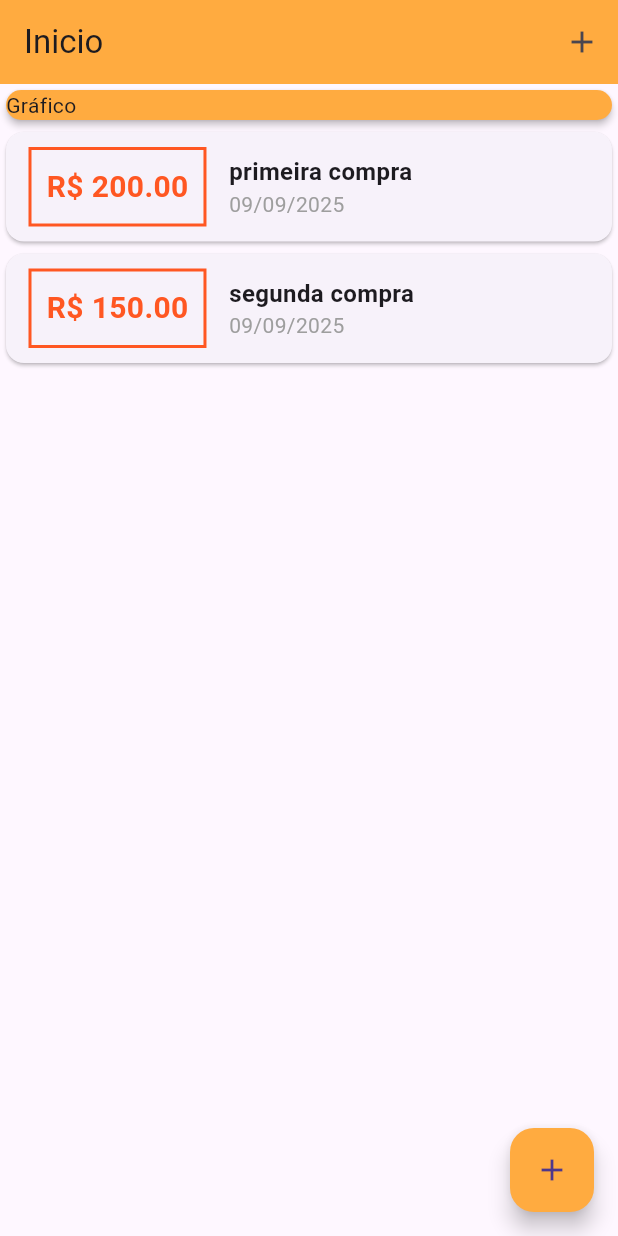
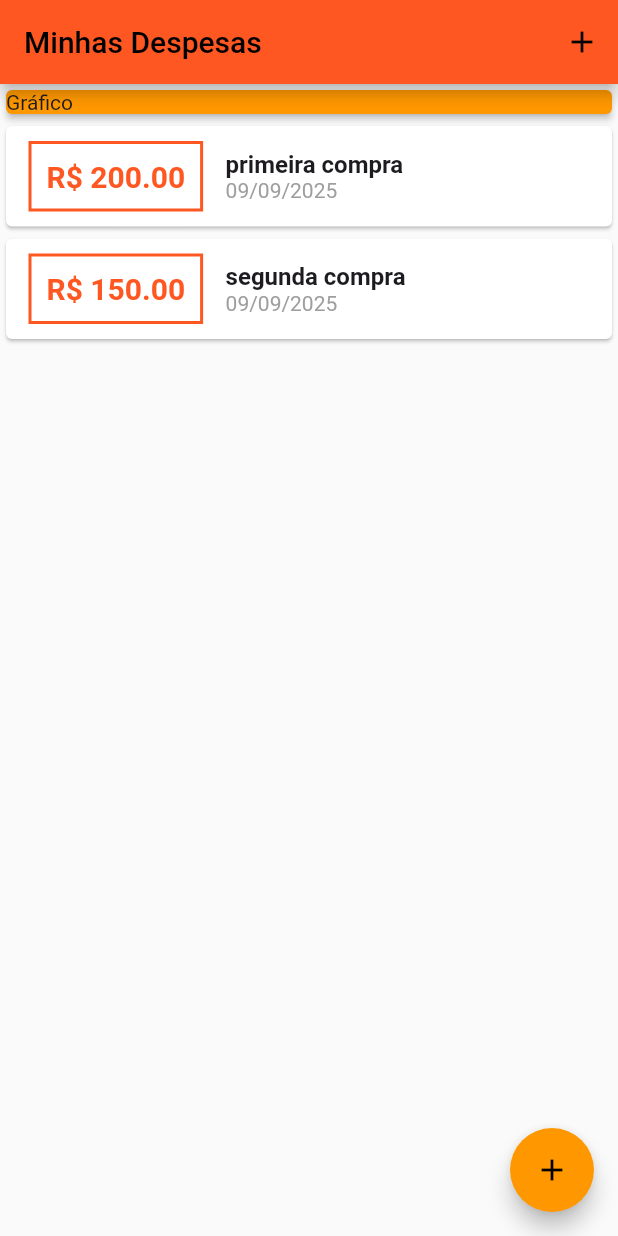
Before and after one commit to RiqAnas/App-financas-pessoais, a Flutter app: the screen it shows after launch, on a phone screen of 412 x 824 dp. Run offline on Flutter 3.47's test engine with Material 3 defaults, Android fonts, the light colour scheme and no system bars; our stand-ins replace google_fonts; Roboto replaces fonts that are missing (Alexandria).

Commit message:
Adicionado temas

```diff
--- a/lib/components/transaction_list.dart
+++ b/lib/components/transaction_list.dart
@@ -10,7 +10,7 @@ class TransactionList extends StatelessWidget {
   @override
   Widget build(BuildContext context) {
     return Container(
-      height: 490,
+      height: 700,
       //ListView.builder serve par renderizar à medida que for necessário
       child: ListView.builder(
         itemCount: transactions.length,
--- a/lib/main.dart
+++ b/lib/main.dart
@@ -3,15 +3,30 @@ import 'package:projetodespesaspessoais/components/transaction_form.dart';
 import 'package:projetodespesaspessoais/components/transaction_list.dart';
 import 'package:projetodespesaspessoais/models/transaction.dart';
 import 'dart:math';
+import 'package:google_fonts/google_fonts.dart';
 
 main() {
   runApp(ExpensesApp());
 }
 
 class ExpensesApp extends StatelessWidget {
+  ExpensesApp({super.key});
+  final ThemeData tema = ThemeData();
+
   @override
   Widget build(BuildContext context) {
-    return MaterialApp(home: MyHomePage());
+    return MaterialApp(
+      home: MyHomePage(),
+      theme: ThemeData(
+        textTheme: GoogleFonts.alexandriaTextTheme(),
+        useMaterial3: false,
+        appBarTheme: AppBarTheme(
+          backgroundColor: Colors.deepOrange,
+          foregroundColor: const Color.fromARGB(255, 0, 0, 0),
+        ),
+        primarySwatch: Colors.orange,
+      ),
+    );
   }
 }
 
@@ -65,7 +80,7 @@ class _MyHomePageState extends State<MyHomePage> {
   Widget build(BuildContext context) {
     return Scaffold(
       appBar: AppBar(
-        title: Text("Inicio"),
+        title: Text("Minhas Despesas"),
         //actions: botar widgets no appbar
         actions: <Widget>[
           IconButton(
@@ -73,7 +88,6 @@ class _MyHomePageState extends State<MyHomePage> {
             icon: Icon(Icons.add),
           ),
         ],
-        backgroundColor: Colors.orangeAccent,
       ),
       body: SingleChildScrollView(
         child: Column(
@@ -88,7 +102,7 @@ class _MyHomePageState extends State<MyHomePage> {
                 child: Text('Gráfico'),
                 //elevation adiciona uma elevação, como se estivesse saindo da tela
                 elevation: 2,
-                color: Colors.orangeAccent,
+                color: Colors.orange,
               ),
             ),
             TransactionList(_transactions),
@@ -96,9 +110,9 @@ class _MyHomePageState extends State<MyHomePage> {
         ),
       ),
       floatingActionButton: FloatingActionButton(
-        backgroundColor: Colors.orangeAccent,
         onPressed: () => _openTransactionFormModal(context),
         child: Icon(Icons.add),
+        foregroundColor: Colors.black,
       ),
       floatingActionButtonLocation: FloatingActionButtonLocation.endFloat,
     );
--- a/pubspec.yaml
+++ b/pubspec.yaml
@@ -31,6 +31,7 @@ dependencies:
   flutter:
     sdk: flutter
   intl: ^0.20.2
+  google_fonts: ^6.3.1
 
   # The following adds the Cupertino Icons font to your application.
   # Use with the CupertinoIcons class for iOS style icons.
```
Also changed, not shown: pubspec.lock, 1 other file.
